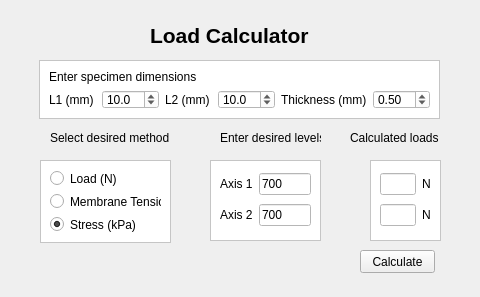
Old version of the form resources/load_calculator.ui in the repository vikba/Biaxial_Testing_Machine.
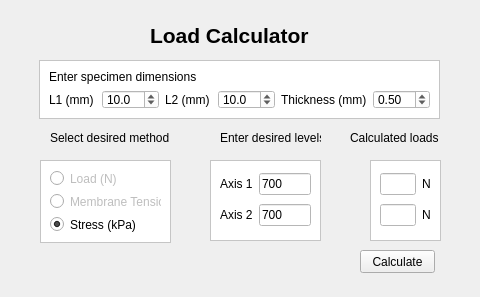
New version of the form.

What changed in the file:
```diff
--- a/resources/load_calculator.ui
+++ b/resources/load_calculator.ui
@@ -155,6 +155,9 @@
    <layout class="QVBoxLayout" name="verticalLayout">
     <item>
      <widget class="QRadioButton" name="radioButton_Load">
+      <property name="enabled">
+       <bool>false</bool>
+      </property>
       <property name="text">
        <string>Load (N)</string>
       </property>
@@ -162,6 +165,9 @@
     </item>
     <item>
      <widget class="QRadioButton" name="radioButton_Tension">
+      <property name="enabled">
+       <bool>false</bool>
+      </property>
       <property name="text">
        <string>Membrane Tension</string>
       </property>
```
Left out of the diff: 10 changed lines with no effect on the pictures.
